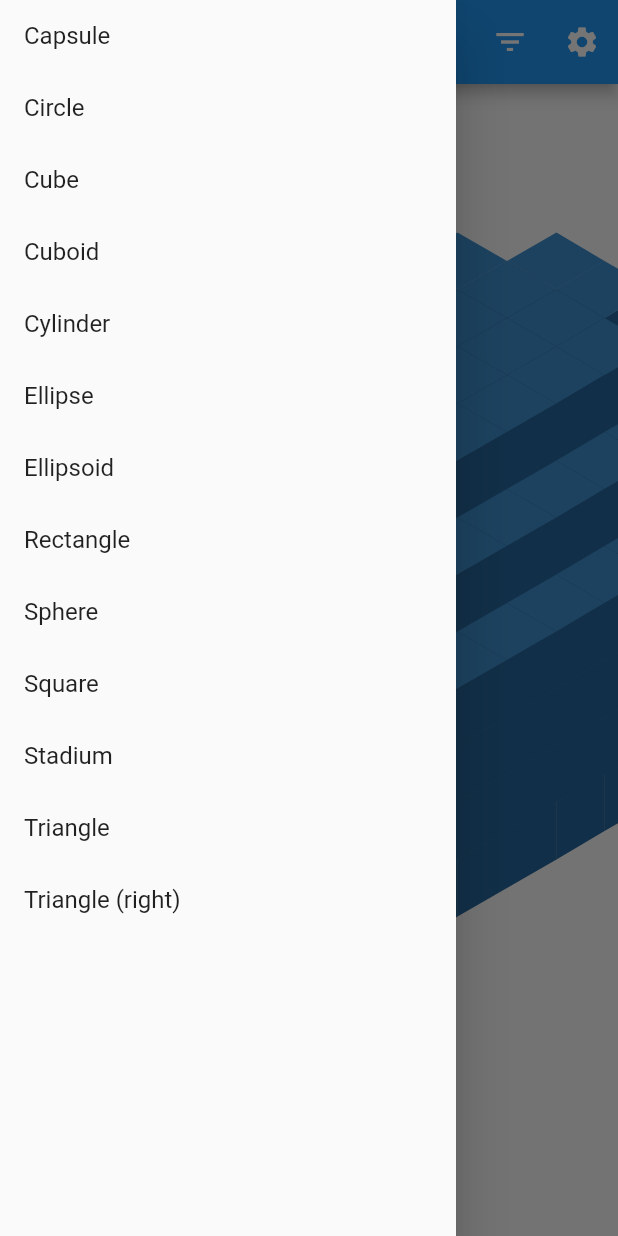
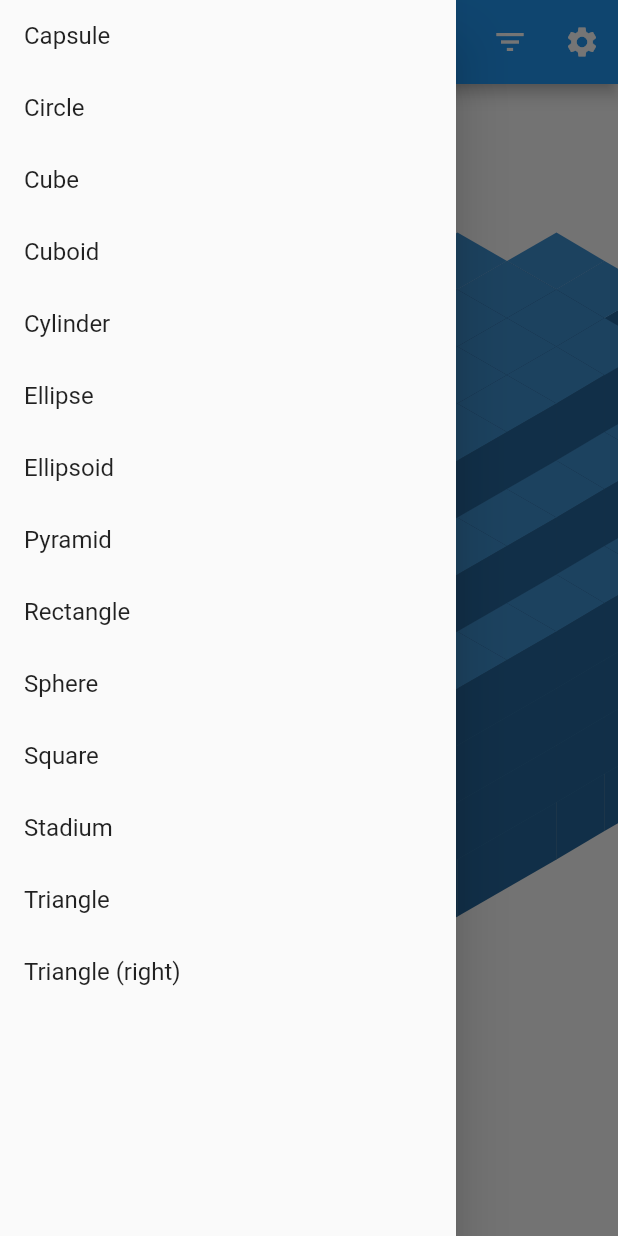
Before and after one commit to ddmgy/voxel_generator, a Flutter app: the screen it shows after launch, with the side drawer open, on a phone screen of 412 x 824 dp. Run offline on Flutter 3.47's test engine with Material 2 defaults, Android fonts, the light colour scheme and no system bars; our stand-ins replace flutter_colorpicker, flutter_markdown, shared_preferences, url_launcher_web; missing offline and left inert: markdown, preferences_ui, shared_preferences_web.

Commit message:
Add pyramid shape type.

```diff
--- a/lib/shape/base.dart
+++ b/lib/shape/base.dart
@@ -1,8 +1,12 @@
+import 'dart:math' as Math;
+
 class Point2d {
   final num x;
   final num y;
 
   const Point2d(this.x, this.y);
+
+  double sign(Point2d v1, Point2d v2) => (x - v2.x) * (v1.y - v2.y) - (v1.x - v2.x) * (y - v2.y);
 
   @override
   String toString() => '($x, $y)';
@@ -13,8 +17,51 @@ class Point3d extends Point2d {
 
   const Point3d(num x, num y, this.z) : super(x, y);
 
+  num dot(Point3d other) => x * other.x + y * other.y + z * other.z;
+
+  Point3d cross(Point3d other) => Point3d(
+    y * other.z - z * other.y,
+    z * other.x - x * other.z,
+    x * other.y - y * other.x,
+  );
+
+  Point3d operator -(Point3d other) => Point3d(
+    x - other.x,
+    y - other.y,
+    z - other.z,
+  );
+
+  num magnitude() => Math.sqrt(x * x + y * y + z * z);
+
+  Point3d normalize() {
+    final m = magnitude();
+    return Point3d(
+      x / m,
+      y / m,
+      z / m,
+    );
+  }
+
   @override
   String toString() => '($x, $y, $z)';
+}
+
+class Plane {
+  final Point3d normal;
+  final double d;
+
+  Plane(this.normal, this.d);
+
+  factory Plane.fromPoints(Point3d a, Point3d b, Point3d c) {
+    final normal = (b - a).cross(c - a).normalize();
+    final d = normal.dot(a);
+    return Plane(normal, d);
+  }
+
+  double distanceFromPoint(Point3d point) => point.dot(normal) - d;
+
+  @override
+  String toString() => 'Plane($normal, $d)';
 }
 
 abstract class BaseShape {
--- /dev/null
+++ b/lib/shape/pyramid.dart
@@ -0,0 +1,34 @@
+import 'package:voxel_generator/shape/base.dart';
+import 'package:voxel_generator/shape/shape_utils.dart';
+
+class Pyramid extends Shape3d {
+  List<Plane> _planes;
+
+  Pyramid({
+    int width,
+    int depth,
+    int height,
+  }) : super(
+    width: width,
+    depth: depth,
+    height: height,
+  );
+
+  @override
+  bool contains(num x, num y, num z) {
+    if (_planes == null) {
+      final top = Point3d(0, 0, -halfHeight);
+      final topLeft = Point3d(-halfWidth, -halfDepth, halfHeight);
+      final topRight = Point3d(halfWidth, -halfDepth, halfHeight);
+      final bottomRight = Point3d(halfWidth, halfDepth, halfHeight);
+      final bottomLeft = Point3d(-halfWidth, halfDepth, halfHeight);
+      _planes = [
+        Plane.fromPoints(top, topLeft, topRight),
+        Plane.fromPoints(top, topRight, bottomRight),
+        Plane.fromPoints(top, bottomRight, bottomLeft),
+        Plane.fromPoints(top, bottomLeft, topLeft),
+      ];
+    }
+    return ShapeUtils.pointBetweenPlanes(x, y, z, _planes);
+  }
+}
--- a/lib/shape/shape.dart
+++ b/lib/shape/shape.dart
@@ -6,6 +6,7 @@ export 'cuboid.dart';
 export 'cylinder.dart';
 export 'ellipse.dart';
 export 'ellipsoid.dart';
+export 'pyramid.dart';
 export 'rectangle.dart';
 export 'sphere.dart';
 export 'square.dart';
--- a/lib/shape_type.dart
+++ b/lib/shape_type.dart
@@ -8,6 +8,7 @@ enum ShapeType {
   Cylinder,
   Ellipse,
   Ellipsoid,
+  Pyramid,
   Rectangle,
   Sphere,
   Square,
--- a/lib/ui/home_screen.dart
+++ b/lib/ui/home_screen.dart
@@ -148,6 +148,10 @@ class HomeScreen extends StatelessWidget {
       properties.add(PropertyWidthButton(shapeType: shapeType));
       properties.add(PropertyHeightButton(shapeType: shapeType));
     } else if (shapeType == ShapeType.Ellipsoid) {
+      properties.add(PropertyWidthButton(shapeType: shapeType));
+      properties.add(PropertyDepthButton(shapeType: shapeType));
+      properties.add(PropertyHeightButton(shapeType: shapeType));
+    } else if (shapeType == ShapeType.Pyramid) {
       properties.add(PropertyWidthButton(shapeType: shapeType));
       properties.add(PropertyDepthButton(shapeType: shapeType));
       properties.add(PropertyHeightButton(shapeType: shapeType));
@@ -303,6 +307,12 @@ class HomeScreen extends StatelessWidget {
       );
     } else if (shapeType == ShapeType.Ellipsoid) {
       return Ellipsoid(
+        width: prefs.getShapeProperty(shapeType, ShapeProperties.width, 8),
+        depth: prefs.getShapeProperty(shapeType, ShapeProperties.depth, 8),
+        height: prefs.getShapeProperty(shapeType, ShapeProperties.height, 8),
+      );
+    } else if (shapeType == ShapeType.Pyramid) {
+      return Pyramid(
         width: prefs.getShapeProperty(shapeType, ShapeProperties.width, 8),
         depth: prefs.getShapeProperty(shapeType, ShapeProperties.depth, 8),
         height: prefs.getShapeProperty(shapeType, ShapeProperties.height, 8),
--- a/lib/voxel_renderer.dart
+++ b/lib/voxel_renderer.dart
@@ -24,7 +24,7 @@ class VoxelRenderer {
         }
         slice.add(row);
       }
-      ret.add(slice);
+      ret.insert(0, slice);
     }
 
     return ret;
```
Also changed, not shown: lib/shape/shape_utils.dart (+9 -4 lines), lib/utils.dart (+11 -0 lines), 1 other file.
